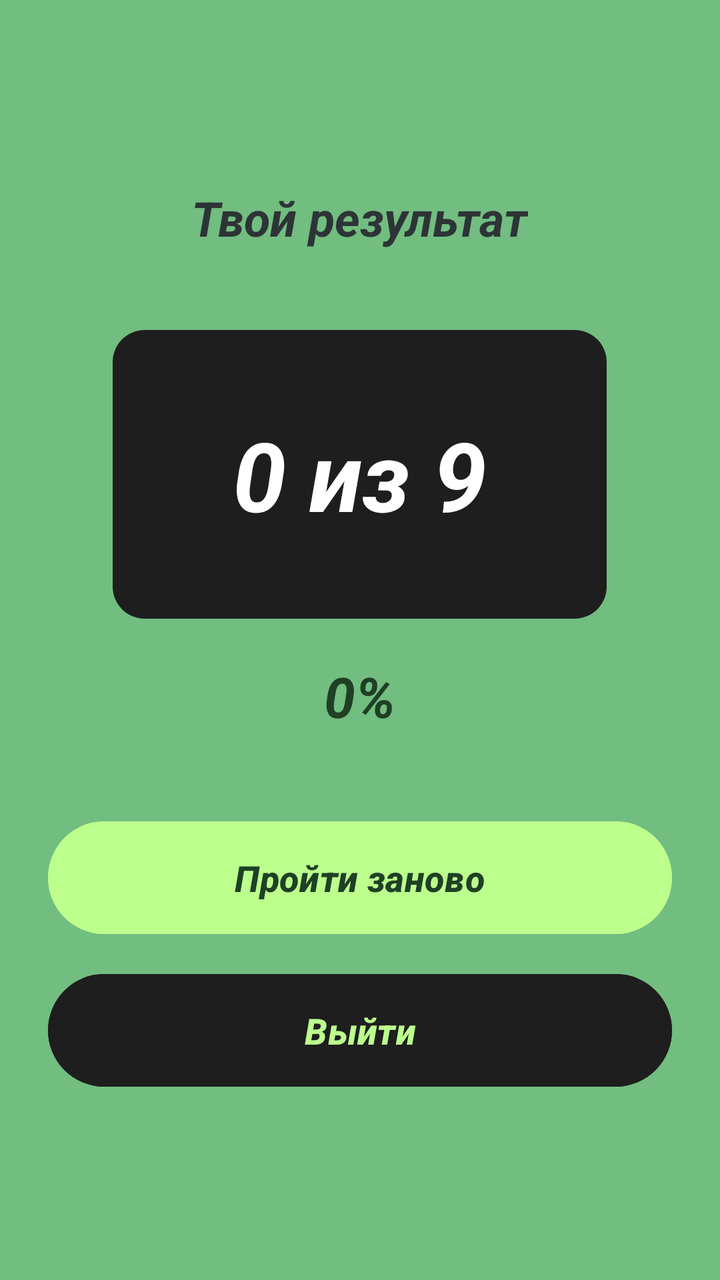
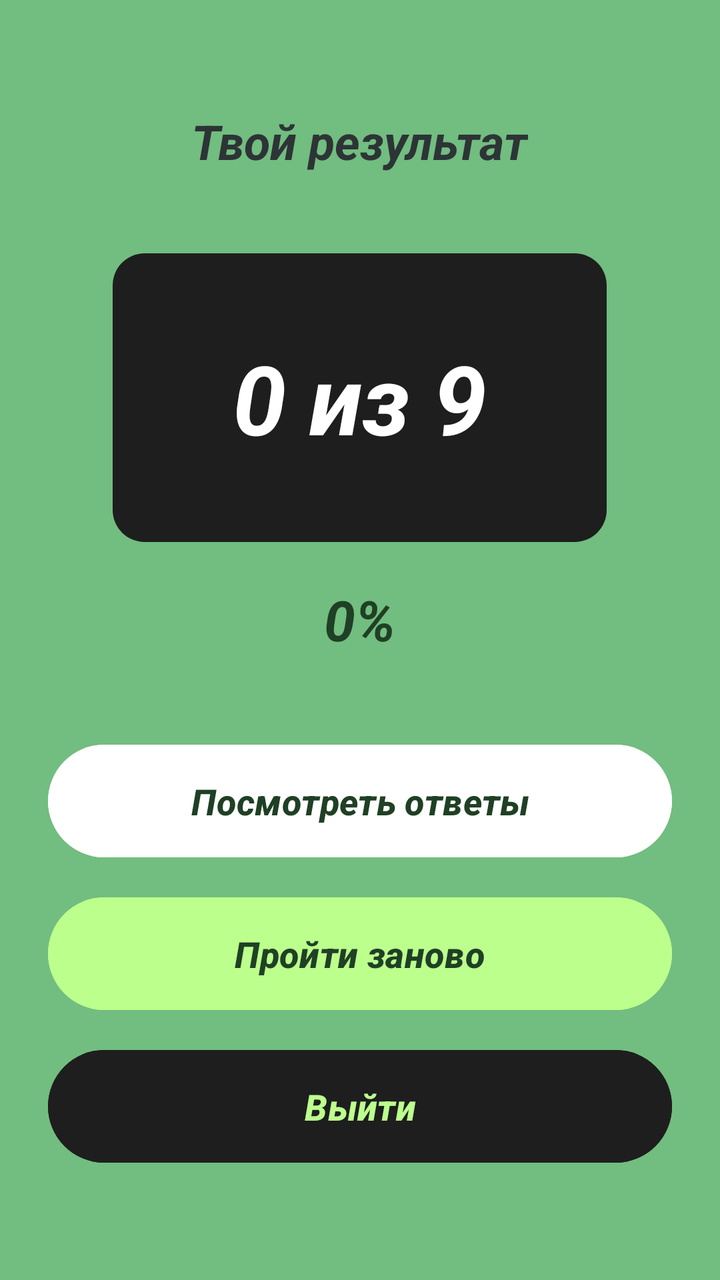

Before-and-after screenshots of an Android layout around one commit, followed by the original layout XML and the change that was made.
<!-- AndroidManifest.xml: application theme Theme.Kumpan -->
<!-- res/layout/activity_quiz_result.xml -->
<?xml version="1.0" encoding="utf-8"?>
<LinearLayout xmlns:android="http://schemas.android.com/apk/res/android"
    android:layout_width="match_parent"
    android:layout_height="match_parent"
    android:orientation="vertical"
    android:background="@color/color_background"
    android:gravity="center"
    android:padding="24dp">

    
    <TextView
        android:layout_width="wrap_content"
        android:layout_height="wrap_content"
        android:text="Твой результат"
        android:textSize="24sp"
        android:textStyle="bold|italic"
        android:textColor="@color/color_text_dark"
        android:layout_marginBottom="40dp" />

    
    <TextView
        android:id="@+id/tvScore"
        android:layout_width="wrap_content"
        android:layout_height="wrap_content"
        android:text="0 из 9"
        android:textSize="48sp"
        android:textStyle="bold|italic"
        android:textColor="@color/color_white"
        android:background="@drawable/card_dark"
        android:paddingStart="60dp"
        android:paddingEnd="60dp"
        android:paddingTop="40dp"
        android:paddingBottom="40dp"
        android:layout_marginBottom="20dp" />

    
    <TextView
        android:id="@+id/tvPercent"
        android:layout_width="wrap_content"
        android:layout_height="wrap_content"
        android:text="0%"
        android:textSize="28sp"
        android:textStyle="bold|italic"
        android:textColor="@color/color_dark_green"
        android:layout_marginBottom="40dp" />

    
    <Button
        android:id="@+id/btnRetry"
        android:layout_width="match_parent"
        android:layout_height="wrap_content"
        android:text="Пройти заново"
        android:textSize="18sp"
        android:textStyle="bold|italic"
        android:backgroundTint="@color/color_light_green"
        android:textColor="@color/color_dark_green"
        android:padding="16dp"
        android:layout_marginBottom="12dp" />

    <Button
        android:id="@+id/btnExit"
        android:layout_width="match_parent"
        android:layout_height="wrap_content"
        android:text="Выйти"
        android:textSize="18sp"
        android:textStyle="bold|italic"
        android:backgroundTint="@color/color_black"
        android:textColor="@color/color_light_green"
        android:padding="16dp" />

</LinearLayout>
<!-- resources referenced by this layout -->
<resources>
  <color name="color_background">#72BD80</color>
  <color name="color_black">#1E1E1E</color>
  <color name="color_dark_green">#1F4025</color>
  <color name="color_light_green">#BCFF8D</color>
  <color name="color_text_dark">#2D3436</color>
  <color name="color_white">#FFFFFF</color>
  <!-- drawable card_dark (drawable) -->
  <?xml version="1.0" encoding="utf-8"?>
  <shape xmlns:android="http://schemas.android.com/apk/res/android">
      <solid android:color="@color/color_black" />
      <corners android:radius="16dp" />
  </shape>
  <style name="Theme.Kumpan" parent="Base.Theme.Kumpan" />
  <style name="Base.Theme.Kumpan" parent="Theme.Material3.DayNight.NoActionBar">
          <item name="android:statusBarColor">@color/color_dark_green</item>
          <item name="android:windowBackground">@color/color_background</item>
      </style>
</resources>

<!-- the commit's change to res/layout/activity_quiz_result.xml (unified diff, before → after) -->
@@ -7,7 +7,6 @@
     android:gravity="center"
     android:padding="24dp">
 
-    
     <TextView
         android:layout_width="wrap_content"
         android:layout_height="wrap_content"
@@ -17,7 +16,6 @@
         android:textColor="@color/color_text_dark"
         android:layout_marginBottom="40dp" />
 
-    
     <TextView
         android:id="@+id/tvScore"
         android:layout_width="wrap_content"
@@ -33,7 +31,6 @@
         android:paddingBottom="40dp"
         android:layout_marginBottom="20dp" />
 
-    
     <TextView
         android:id="@+id/tvPercent"
         android:layout_width="wrap_content"
@@ -45,6 +42,18 @@
         android:layout_marginBottom="40dp" />
 
     
+    <Button
+        android:id="@+id/btnReview"
+        android:layout_width="match_parent"
+        android:layout_height="wrap_content"
+        android:text="Посмотреть ответы"
+        android:textSize="18sp"
+        android:textStyle="bold|italic"
+        android:backgroundTint="@color/color_white"
+        android:textColor="@color/color_dark_green"
+        android:padding="16dp"
+        android:layout_marginBottom="12dp" />
+
     <Button
         android:id="@+id/btnRetry"
         android:layout_width="match_parent"
@@ -67,5 +76,4 @@
         android:backgroundTint="@color/color_black"
         android:textColor="@color/color_light_green"
         android:padding="16dp" />
-
 </LinearLayout>
